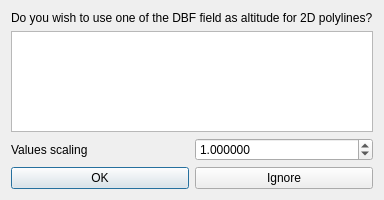
Above: libs/qCC_io/ui_templates/importDBFFieldDlg.ui from CloudCompare/CloudCompare before the change. Below: the same form after it.
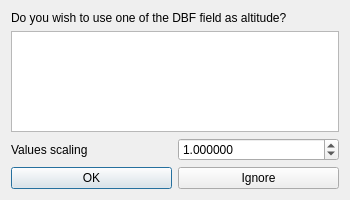
That is the form after the change.

Commit message: SHP file import enhancement

The edit to the form file:
```diff
--- a/libs/qCC_io/ui_templates/importDBFFieldDlg.ui
+++ b/libs/qCC_io/ui_templates/importDBFFieldDlg.ui
@@ -17,7 +17,7 @@
    <item>
     <widget class="QLabel" name="label">
      <property name="text">
-      <string>Do you wish to use one of the DBF field as altitude for 2D polylines?</string>
+      <string>Do you wish to use one of the DBF field as altitude?</string>
      </property>
     </widget>
    </item>
```
The commit also changes 2 other files.
